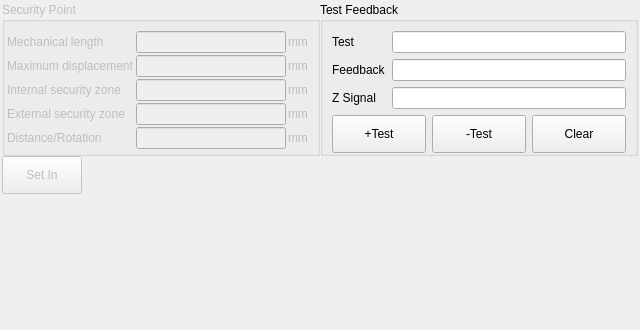
The window that hcsettings/axissettingsframe.ui (GaussCheng/2-5AxisPunch) describes before a commit, drawn with Qt 5.
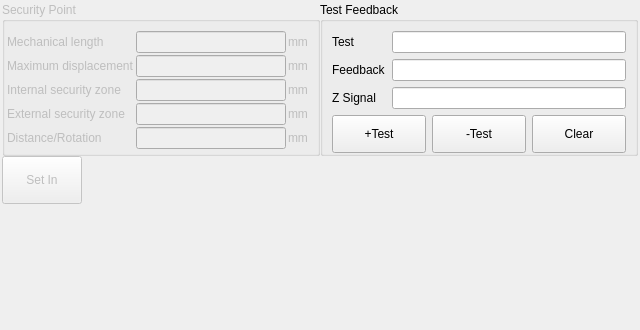
The same window after the commit. Custom widgets are drawn as their Qt base class.

```diff
--- a/hcsettings/axissettingsframe.ui
+++ b/hcsettings/axissettingsframe.ui
@@ -259,13 +259,13 @@
        <property name="minimumSize">
         <size>
          <width>80</width>
-         <height>38</height>
+         <height>48</height>
         </size>
        </property>
        <property name="maximumSize">
         <size>
          <width>80</width>
-         <height>38</height>
+         <height>48</height>
         </size>
        </property>
        <property name="text">
```
